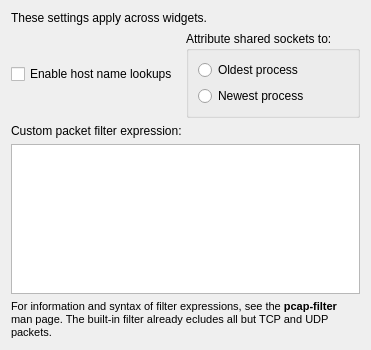
First picture: the form in socketsentry-plasma-widget/src/GlobalSettings.ui, repository rhasselbaum/socket-sentry, before the edit.
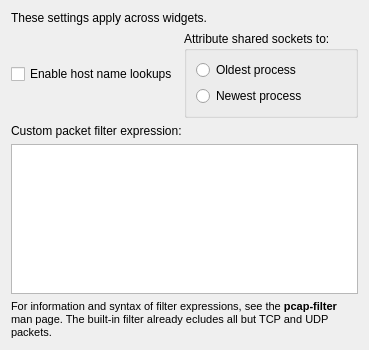
Second picture: the form after the edit. Custom widgets are drawn as their Qt base class.

Patch:
```diff
--- a/socketsentry-plasma-widget/src/GlobalSettings.ui
+++ b/socketsentry-plasma-widget/src/GlobalSettings.ui
@@ -6,7 +6,7 @@
    <rect>
     <x>0</x>
     <y>0</y>
-    <width>371</width>
+    <width>356</width>
     <height>350</height>
    </rect>
   </property>
```
